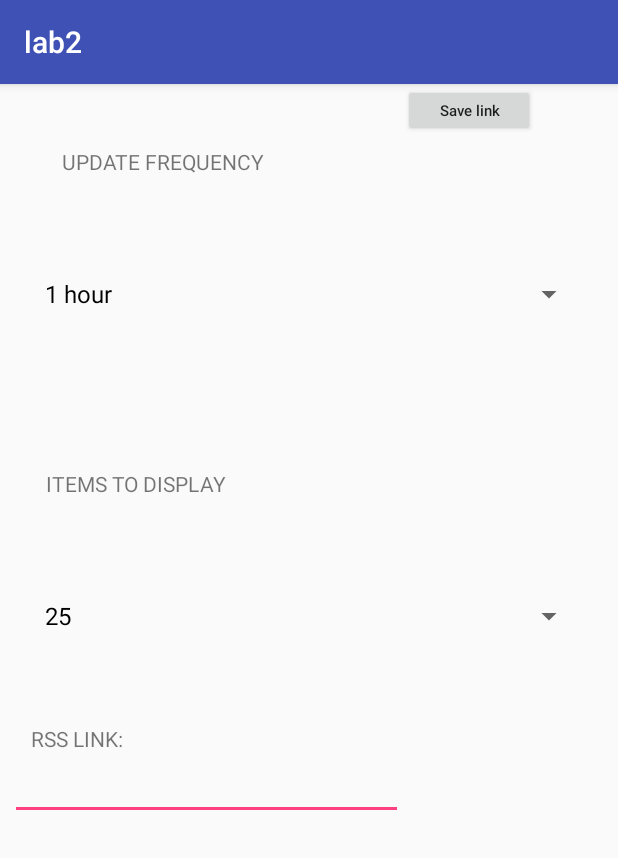
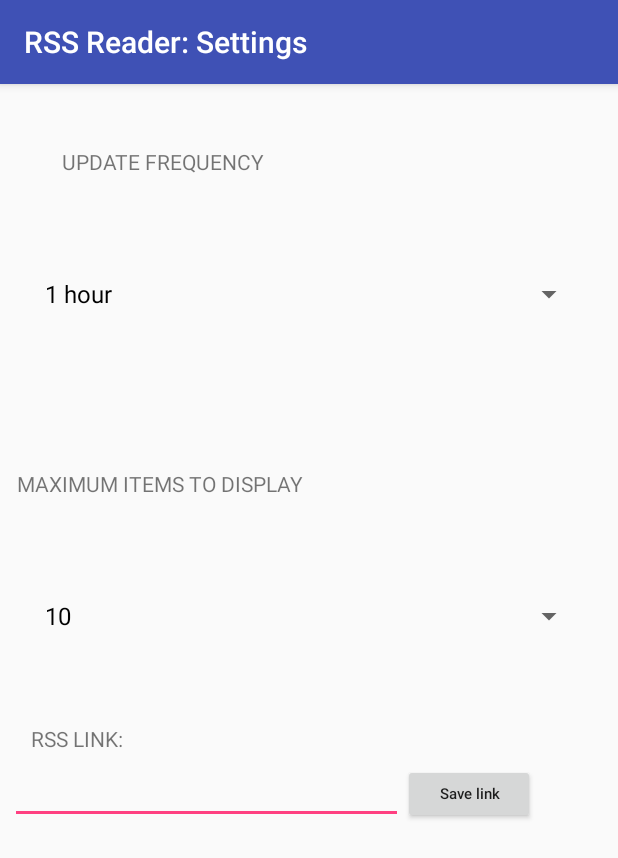
Before and after one commit to Hifoz/mobile-labs, an Android app: the screen it shows after launch (SettingsActivity), after a tap on "SETTINGS", on a phone screen of 412 x 824 dp. Shown: the top 858 px of the screen. Run offline under Robolectric (Android 15) with nearby library versions, the phone set to English and light mode, and no system bars; 2 statements that could not run were skipped.

Commit message:
That should be the last of lab2.

```diff
--- a/lab2/app/src/main/AndroidManifest.xml
+++ b/lab2/app/src/main/AndroidManifest.xml
@@ -19,7 +19,6 @@
                 <category android:name="android.intent.category.LAUNCHER" />
             </intent-filter>
         </activity>
-        <activity android:name=".ReaderActivity" />
         <activity android:name=".SettingsActivity" />
 
         <service
--- a/lab2/app/src/main/java/com/example/hifoz/lab2/ListActivity.java
+++ b/lab2/app/src/main/java/com/example/hifoz/lab2/ListActivity.java
@@ -1,53 +1,48 @@
 package com.example.hifoz.lab2;
 
-import android.content.BroadcastReceiver;
-import android.content.Context;
 import android.content.Intent;
-import android.content.IntentFilter;
-import android.content.SharedPreferences;
 import android.os.AsyncTask;
-import android.support.v4.content.LocalBroadcastManager;
+import android.os.Bundle;
 import android.support.v7.app.AppCompatActivity;
-import android.os.Bundle;
-import android.util.Xml;
 import android.view.View;
 import android.webkit.WebView;
 import android.widget.AdapterView;
 import android.widget.ListView;
 
-import org.xmlpull.v1.XmlPullParser;
-import org.xmlpull.v1.XmlPullParserFactory;
-
-import java.io.InputStream;
-import java.net.URL;
 import java.util.ArrayList;
 
 public class ListActivity extends AppCompatActivity {
-    ArrayList<RSSItem> rssItems = new ArrayList<>();
-
+    private ArrayList<RSSItem> rssItems = new ArrayList<>();
     @Override
     protected void onCreate(Bundle savedInstanceState) {
         super.onCreate(savedInstanceState);
         setContentView(R.layout.activity_list);
+        setTitle("RSS Reader");
         if(!BackgroundLoadingService.isCreated){
             Intent intent = new Intent(ListActivity.this, BackgroundLoadingService.class);
             startService(intent);
         }
         new RefreshTask().execute();
-
-        updateList();
     }
 
+    /**
+     * Open settings activity
+     */
     public void onSettingsClick(View view){
         ListActivity.this.startActivity(new Intent(ListActivity.this, SettingsActivity.class));
     }
 
-    public void forceFetch(){
-        getSystemService(BackgroundLoadingService.class).updateNow();
+    /**
+     * Force an update
+     */
+    public void forceFetch(View view){
         new RefreshTask().execute();
     }
 
 
+    /**
+     * Update the RSS list
+     */
     public void updateList(){
         ListView listView = findViewById(R.id.rssFeedList);
         RSSItemAdapter adapter = new RSSItemAdapter(this, rssItems);
@@ -58,22 +53,23 @@ public class ListActivity extends AppCompatActivity {
             public void onItemClick(AdapterView<?> adapterView, View view, int position, long id) {
                 WebView webView = findViewById(R.id.webView);
                 webView.loadUrl(rssItems.get(position).getLink());
-
-                /*
-                Intent intent = new Intent(ListActivity.this, ReaderActivity.class);
-                intent.putExtra("link", rssItems.get(position).getLink());
-                intent.putExtra("title", rssItems.get(position).getTitle());
-                ListActivity.this.startActivity(intent);*/
             }
         });
 
     }
 
-    private class RefreshTask extends AsyncTask<URL, Integer, Integer> {
 
+    /**
+     * Used to load the feed when activity is opened or feed is updated
+     */
+    private class RefreshTask extends AsyncTask<Void, Integer, Integer> {
+
+        /**
+         * Waits for the rss feed to be loaded
+         */
         @Override
-        protected Integer doInBackground(URL... urls) {
-            while(BackgroundLoadingService.getFeed() == null){
+        protected Integer doInBackground(Void... v) {
+            while(BackgroundLoadingService.getFeed() == null || BackgroundLoadingService.getFeed().isEmpty()){
                 try{
                     Thread.sleep(1);
                 } catch (InterruptedException ie){
@@ -83,6 +79,9 @@ public class ListActivity extends AppCompatActivity {
             return 1;
         }
 
+        /**
+         * Get the rss items from the background service and update the rss list
+         */
         protected void onPostExecute(Integer res){
             rssItems = BackgroundLoadingService.getFeed();
             updateList();
--- a/lab2/app/src/main/java/com/example/hifoz/lab2/SettingsActivity.java
+++ b/lab2/app/src/main/java/com/example/hifoz/lab2/SettingsActivity.java
@@ -21,7 +21,7 @@ public class SettingsActivity extends AppCompatActivity {
     protected void onCreate(Bundle savedInstanceState) {
         super.onCreate(savedInstanceState);
         setContentView(R.layout.activity_settings);
-
+        setTitle("RSS Reader: Settings");
         setupFrequencySpinner();
         setupLimitSpinner();
         setupLinkEditor();
@@ -30,8 +30,8 @@ public class SettingsActivity extends AppCompatActivity {
     private void setupFrequencySpinner(){
         Spinner spinner = findViewById(R.id.updateFrequencySpinner);
 
-        frequencies = new ArrayList<Integer>();
-        List<String> freqDisplayText = new ArrayList<String>();
+        frequencies = new ArrayList<>();
+        List<String> freqDisplayText = new ArrayList<>();
         frequencies.add(10);
         freqDisplayText.add("10 minutes");
         frequencies.add(30);
@@ -47,7 +47,7 @@ public class SettingsActivity extends AppCompatActivity {
         spinner.setAdapter(adapter);
 
         SharedPreferences prefs = getSharedPreferences("RSS_PREFS", Context.MODE_PRIVATE);;
-        spinner.setSelection(prefs.getInt("updateFreq", 2));
+        spinner.setSelection(prefs.getInt("updateFreqPos", 2));
 
 
         spinner.setOnItemSelectedListener(new Spinner.OnItemSelectedListener(){
@@ -56,6 +56,7 @@ public class SettingsActivity extends AppCompatActivity {
                 SharedPreferences prefs = getSharedPreferences("RSS_PREFS", Context.MODE_PRIVATE);;
                 SharedPreferences.Editor editor = prefs.edit();
                 editor.putInt("updateFreq", frequencies.get(position));
+                editor.putInt("updateFreqPos", position);
                 editor.apply();
             }
 
@@ -69,19 +70,19 @@ public class SettingsActivity extends AppCompatActivity {
     private void setupLimitSpinner(){
         Spinner spinner = findViewById(R.id.itemSpinner);
 
-        limits = new ArrayList<Integer>();
+        limits = new ArrayList<>();
         limits.add(10);
         limits.add(25);
         limits.add(50);
         limits.add(100);
 
 
-        ArrayAdapter<Integer> adapter = new ArrayAdapter<Integer>(this, R.layout.support_simple_spinner_dropdown_item, limits);
+        ArrayAdapter<Integer> adapter = new ArrayAdapter<>(this, R.layout.support_simple_spinner_dropdown_item, limits);
         spinner.setAdapter(adapter);
 
 
         SharedPreferences prefs = getSharedPreferences("RSS_PREFS", Context.MODE_PRIVATE);
-        spinner.setSelection(prefs.getInt("itemLimit", 1));
+        spinner.setSelection(prefs.getInt("itemLimitPos", 0));
 
         spinner.setOnItemSelectedListener(new Spinner.OnItemSelectedListener(){
             @Override
@@ -89,7 +90,9 @@ public class SettingsActivity extends AppCompatActivity {
                 SharedPreferences prefs = getSharedPreferences("RSS_PREFS", Context.MODE_PRIVATE);
                 SharedPreferences.Editor editor = prefs.edit();
                 editor.putInt("itemLimit", limits.get(position));
+                editor.putInt("itemLimitPos", position);
                 editor.apply();
+                BackgroundLoadingService.updateNow();
             }
 
             @Override
@@ -103,10 +106,12 @@ public class SettingsActivity extends AppCompatActivity {
         editText.setText(prefs.getString("feedLink", ""));
     }
 
-    public void saveLink(View view){
+
+    public void saveRSSLink(View view){
         SharedPreferences prefs = getSharedPreferences("RSS_PREFS", Context.MODE_PRIVATE);
         SharedPreferences.Editor editor = prefs.edit();
         editor.putString("feedLink", ((EditText)findViewById(R.id.feedLink)).getText().toString());
         editor.apply();
+        BackgroundLoadingService.updateNow();
     }
 }
--- a/lab2/app/src/main/res/layout/activity_settings.xml
+++ b/lab2/app/src/main/res/layout/activity_settings.xml
@@ -42,9 +42,10 @@
         android:layout_marginEnd="247dp"
         android:layout_marginStart="16dp"
         android:layout_marginTop="33dp"
-        android:text="ITEMS TO DISPLAY"
+        android:text="MAXIMUM ITEMS TO DISPLAY"
         app:layout_constraintBottom_toTopOf="@+id/itemSpinner"
         app:layout_constraintEnd_toEndOf="parent"
+        app:layout_constraintHorizontal_bias="0.114"
         app:layout_constraintStart_toStartOf="parent"
         app:layout_constraintTop_toBottomOf="@+id/updateFrequencySpinner" />
 
@@ -78,12 +79,12 @@
     <EditText
         android:id="@+id/feedLink"
         android:layout_width="262dp"
-        android:layout_height="35dp"
+        android:layout_height="40dp"
         android:layout_marginBottom="267dp"
         android:layout_marginEnd="211dp"
         android:layout_marginStart="8dp"
         android:ems="10"
-        android:inputType="textUri|textPersonName"
+        android:inputType="textUri"
         android:textSize="14sp"
         app:layout_constraintBottom_toBottomOf="parent"
         app:layout_constraintEnd_toEndOf="parent"
@@ -93,12 +94,14 @@
 
     <Button
         android:id="@+id/button"
-        android:layout_width="wrap_content"
-        android:layout_height="35dp"
-        android:onClick="saveLink"
+        android:layout_width="88dp"
+        android:layout_height="40dp"
+        android:layout_marginBottom="267dp"
+        android:onClick="saveRSSLink"
         android:text="Save link"
         android:textAllCaps="false"
         android:textSize="10sp"
+        app:layout_constraintBottom_toBottomOf="parent"
         app:layout_constraintStart_toEndOf="@+id/feedLink"
-        tools:layout_editor_absoluteY="209dp" />
+        app:layout_constraintTop_toBottomOf="@+id/textView5" />
 </android.support.constraint.ConstraintLayout>
```
Also changed, not shown: lab2/app/src/main/java/com/example/hifoz/lab2/BackgroundLoadingService.java (+83 -49 lines), lab2/app/src/main/java/com/example/hifoz/lab2/ReaderActivity.java (deleted, +0 -29 lines), lab2/app/src/main/res/layout/activity_list.xml (+4 -5 lines), lab2/app/src/main/res/layout/activity_reader.xml (deleted, +0 -17 lines).
